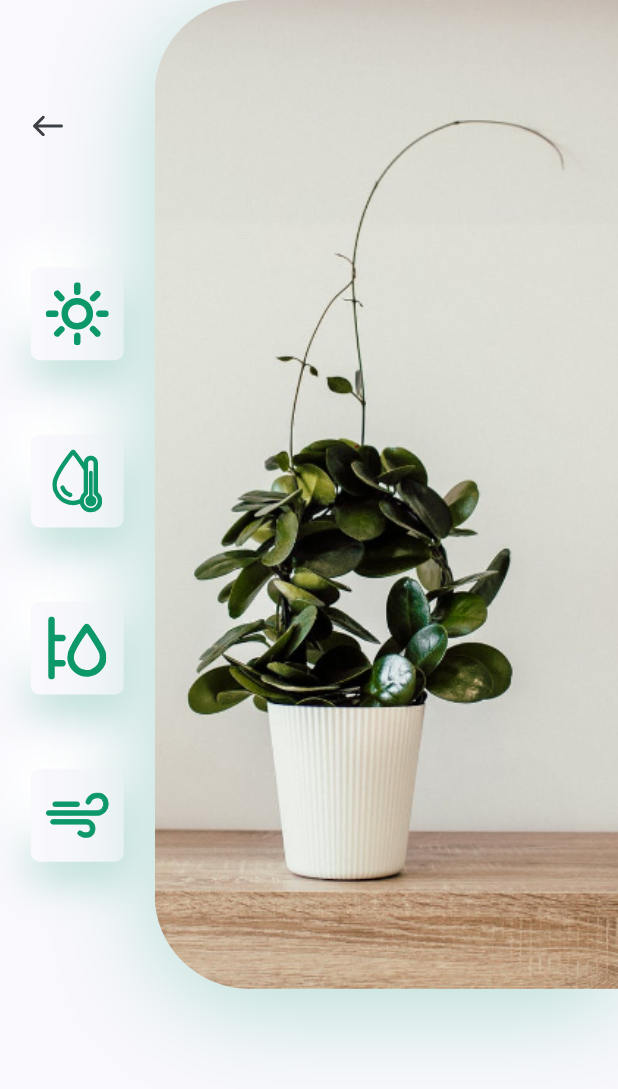
After one commit to ten66/plant_app, a Flutter app: the DetailsScreen screen opened directly, on a phone screen of 412 x 824 dp. The commit adds this screen. Shown: the top 1089 px of the screen. Run offline on Flutter 3.47's test engine with Material 2 defaults, Android fonts, the phone set to English and light mode, and no system bars; our stand-ins replace flutter_svg.

Commit message:
#3 create image and icons widget

```diff
--- /dev/null
+++ b/lib/screens/details/components/image_and_icons.dart
@@ -0,0 +1,77 @@
+import 'package:flutter/material.dart';
+import 'package:flutter_svg/flutter_svg.dart';
+
+import '../../../constants.dart';
+import 'icon_card.dart';
+
+class ImageAndIcons extends StatelessWidget {
+  const ImageAndIcons({
+    super.key,
+    required this.size,
+  });
+
+  final Size size;
+
+  @override
+  Widget build(BuildContext context) {
+    return Padding(
+      padding: const EdgeInsets.only(bottom: kDefaultPadding * 3),
+      child: SizedBox(
+        height: size.height * 0.8,
+        child: Row(
+          children: [
+            Expanded(
+              child: Padding(
+                padding: const EdgeInsets.symmetric(
+                  vertical: kDefaultPadding * 3,
+                ),
+                child: Column(
+                  children: [
+                    Align(
+                      alignment: Alignment.topLeft,
+                      child: IconButton(
+                        padding: const EdgeInsets.symmetric(
+                            horizontal: kDefaultPadding),
+                        onPressed: () {
+                          Navigator.pop(context);
+                        },
+                        icon: SvgPicture.asset('assets/icons/back_arrow.svg'),
+                      ),
+                    ),
+                    const Spacer(),
+                    const IconCard(icon: 'assets/icons/sun.svg'),
+                    const IconCard(icon: 'assets/icons/icon_2.svg'),
+                    const IconCard(icon: 'assets/icons/icon_3.svg'),
+                    const IconCard(icon: 'assets/icons/icon_4.svg'),
+                  ],
+                ),
+              ),
+            ),
+            Container(
+              height: size.height * 0.8,
+              width: size.width * 0.75,
+              decoration: BoxDecoration(
+                borderRadius: const BorderRadius.only(
+                  topLeft: Radius.circular(63),
+                  bottomLeft: Radius.circular(63),
+                ),
+                boxShadow: [
+                  BoxShadow(
+                    offset: const Offset(0, 10),
+                    blurRadius: 60,
+                    color: kPrimaryColor.withOpacity(0.29),
+                  ),
+                ],
+                image: const DecorationImage(
+                  alignment: Alignment.centerLeft,
+                  fit: BoxFit.cover,
+                  image: AssetImage('assets/images/img.png'),
+                ),
+              ),
+            ),
+          ],
+        ),
+      ),
+    );
+  }
+}
```
Also changed, not shown: lib/screens/details/components/body.dart (+2 -60 lines).
